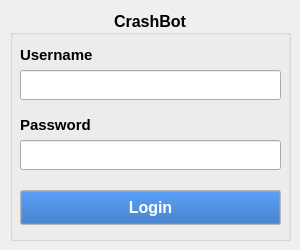
Old version of the form apps/gui/resources/ui/login.ui in the repository bikerlfh/crashbot.
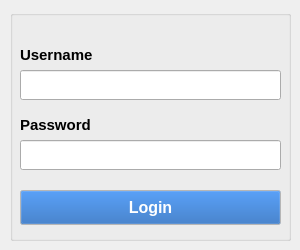
New version of the form.

```diff
--- a/apps/gui/resources/ui/login.ui
+++ b/apps/gui/resources/ui/login.ui
@@ -40,9 +40,6 @@
      <bold>true</bold>
     </font>
    </property>
-   <property name="title">
-    <string>CrashBot</string>
-   </property>
    <property name="alignment">
     <set>Qt::AlignCenter</set>
    </property>
```
